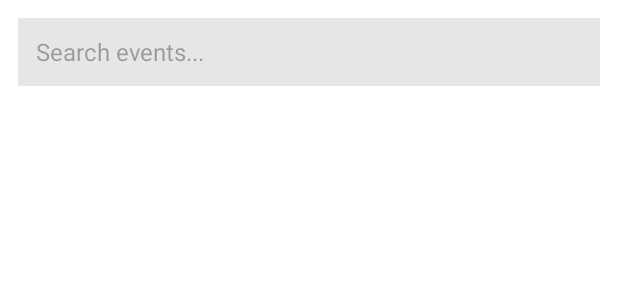
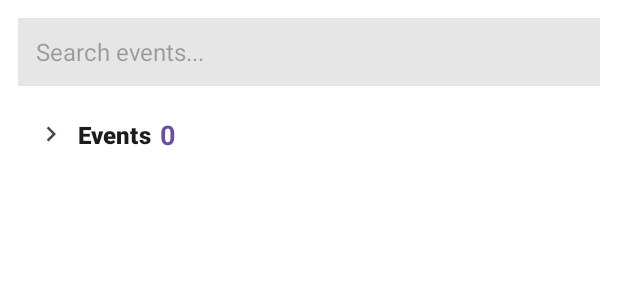
Before and after one commit to CMPUT301F25Syzygy/Syzygy-EventApp, an Android app: the layout fragment_event_list.xml on its own in the app's theme, with its tools: preview values and no code run, on a phone screen of 412 x 824 dp. Shown: the top 300 px of the screen. Run offline under Robolectric (Android 15) with nearby library versions, the phone set to English and light mode, and no system bars.

Commit message:
Added EventSummaryListView and the corresponding xml and test file. Also added a chevron icon. Also made some changes so that EventListFragment uses the EventSummaryListView now.

```diff
--- a/SyzygyEventApp/app/build.gradle.kts
+++ b/SyzygyEventApp/app/build.gradle.kts
@@ -95,6 +95,7 @@ dependencies {
     androidTestImplementation("androidx.test.ext:junit:1.1.5")
     androidTestImplementation("androidx.test.espresso:espresso-core:3.5.1")
     testImplementation("org.robolectric:robolectric:4.11.1")
+    testImplementation("org.mockito:mockito-core:5.12.0")
 
     // Import the Firebase BoM
     implementation(platform("com.google.firebase:firebase-bom:34.4.0"))
--- /dev/null
+++ b/SyzygyEventApp/app/src/main/java/com/example/syzygy_eventapp/EventSummaryListView.java
@@ -0,0 +1,164 @@
+package com.example.syzygy_eventapp;
+
+import android.content.Context;
+import android.util.AttributeSet;
+import android.view.LayoutInflater;
+import android.widget.ImageView;
+import android.widget.LinearLayout;
+import android.widget.TextView;
+
+import java.util.List;
+
+/**
+ * Displays a titled, collapsible list of EventSummaryView rows with a count.
+ * Used by pages like “Find Events” or “Joined Events”.
+ */
+public class EventSummaryListView extends LinearLayout {
+
+    /**
+     * Provides the attendee’s {@link EventSummaryView.AttendeeStatus} for a given {@link Event}.
+     * Allows the list to display user-specific status coloring when needed.
+     */
+    public interface StatusProvider {
+        EventSummaryView.AttendeeStatus getStatus(Event event);
+    }
+
+    private LinearLayout listContainer;
+    private ImageView arrow;
+    private TextView titleText;
+    private TextView countText;
+    private boolean expanded = false;
+
+    /**
+     * Constructs the view programmatically.
+     *
+     * @param context the context in which this view is created
+     */
+    public EventSummaryListView(Context context) { super(context); init(context); }
+    /**
+     * Constructs the view from XML.
+     *
+     * @param context the current context
+     * @param attrs   the set of attributes from XML
+     */
+    public EventSummaryListView(Context context, AttributeSet attrs) { super(context, attrs); init(context); }
+    /**
+     * Constructs the view from XML with a style attribute.
+     *
+     * @param context      the current context
+     * @param attrs        the set of attributes from XML
+     * @param defStyleAttr the default style to apply
+     */
+    public EventSummaryListView(Context context, AttributeSet attrs, int defStyleAttr) { super(context, attrs, defStyleAttr); init(context); }
+
+    /**
+     * Initializes and inflates the layout, sets up references, and applies the click listener
+     * for toggling the expand/collapse state.
+     *
+     * @param context the current context
+     */
+    private void init(Context context) {
+        LayoutInflater.from(context).inflate(R.layout.view_event_summary_list, this, true);
+        setOrientation(VERTICAL);
+
+        listContainer = findViewById(R.id.list_container);
+        arrow        = findViewById(R.id.arrow);
+        titleText    = findViewById(R.id.title);
+        countText    = findViewById(R.id.count);
+
+        findViewById(R.id.header).setOnClickListener(v -> toggle());
+
+        setExpanded(expanded);
+    }
+
+    /**
+     * Sets the title shown in the header (e.g., "Events", "Upcoming", "History").
+     *
+     * @param title the title text to display
+     */
+    public void setTitle(String title) { titleText.setText(title); }
+
+    /**
+     * Expands or collapses the list with a short arrow rotation animation.
+     *
+     * @param expand {@code true} to expand the list, {@code false} to collapse it
+     */
+    public void setExpanded(boolean expand) {
+        expanded = expand;
+        listContainer.setVisibility(expanded ? VISIBLE : GONE);
+        arrow.animate().rotation(expanded ? 90f : 0f).setDuration(120).start();
+        arrow.setContentDescription(expanded ? "Collapse" : "Expand");
+    }
+
+    /**
+     * Toggles between expanded and collapsed states.
+     */
+    public void toggle() { setExpanded(!expanded); }
+
+    /**
+     * Populates the list with a set of {@link EventSummaryView} items and assigns callbacks for user actions.
+     * <p>
+     * This method is used when the caller needs full control (admin or entrant context), including
+     * banner toggling and removal functionality.
+     *
+     * @param events              the list of {@link Event} objects to display
+     * @param isAdmin             whether this view is shown for an admin
+     * @param statusProvider      optional provider for attendee status (nullable)
+     * @param onRowClick          click listener for opening event details
+     * @param onToggleBannerClick click listener for enabling/disabling banners
+     * @param onRemoveClick       click listener for removing events
+     */
+    public void setItems(
+            List<Event> events,
+            boolean isAdmin,
+            StatusProvider statusProvider,
+            OnClickListener onRowClick,
+            OnClickListener onToggleBannerClick,
+            OnClickListener onRemoveClick
+    ) {
+        listContainer.removeAllViews();
+
+        int size = (events == null) ? 0 : events.size();
+        countText.setText(String.valueOf(size));
+        if (size == 0) return;
+
+        for (Event e : events) {
+            EventSummaryView row = new EventSummaryView(getContext());
+            EventSummaryView.AttendeeStatus status =
+                    (statusProvider != null) ? statusProvider.getStatus(e) : null;
+
+            row.bind(e, status, isAdmin);
+
+            row.setTag(e);
+
+            row.setOnOpenDetailsClickListener(v -> {
+                v.setTag(e);
+                onRowClick.onClick(v);
+            });
+            row.setOnToggleBannerClickListener(v -> {
+                v.setTag(e);
+                onToggleBannerClick.onClick(v);
+            });
+            row.setOnRemoveClickListener(v -> {
+                v.setTag(e);
+                onRemoveClick.onClick(v);
+            });
+
+            listContainer.addView(row);
+        }
+    }
+
+    /**
+     * Simpler version of {@link #setItems(List, boolean, StatusProvider, OnClickListener, OnClickListener, OnClickListener)}
+     * that omits banner and removal functionality.
+     * <p>
+     * Useful for entrant-facing lists where events are only opened, not managed.
+     *
+     * @param events     the list of {@link Event} objects to display
+     * @param isAdmin    whether this view is shown for an admin
+     * @param onRowClick click listener for opening event details
+     */
+    public void setItems(List<Event> events, boolean isAdmin, OnClickListener onRowClick) {
+        setItems(events, isAdmin, null, onRowClick, v -> {}, v -> {});
+    }
+}
--- /dev/null
+++ b/SyzygyEventApp/app/src/main/res/drawable/baseline_chevron_right_24.xml
@@ -0,0 +1,5 @@
+<vector xmlns:android="http://schemas.android.com/apk/res/android" android:height="24dp" android:tint="#000000" android:viewportHeight="24" android:viewportWidth="24" android:width="24dp">
+
+    <path android:fillColor="@android:color/white" android:pathData="M10,6L8.59,7.41 13.17,12l-4.58,4.59L10,18l6,-6z"/>
+
+</vector>
--- a/SyzygyEventApp/app/src/main/res/layout/fragment_event_list.xml
+++ b/SyzygyEventApp/app/src/main/res/layout/fragment_event_list.xml
@@ -46,13 +46,12 @@
         app:layout_constraintStart_toStartOf="parent"
         app:layout_constraintEnd_toEndOf="parent" />
 
-    <!-- RecyclerView for Events -->
-    <androidx.recyclerview.widget.RecyclerView
-        android:id="@+id/events_recycler_view"
+    <!-- Event Summary List -->
+    <com.example.syzygy_eventapp.EventSummaryListView
+        android:id="@+id/event_summary_list"
         android:layout_width="0dp"
         android:layout_height="0dp"
         android:layout_marginTop="12dp"
-        android:scrollbars="vertical"
         app:layout_constraintTop_toBottomOf="@id/search_bar"
         app:layout_constraintBottom_toBottomOf="parent"
         app:layout_constraintStart_toStartOf="parent"
--- /dev/null
+++ b/SyzygyEventApp/app/src/main/res/layout/view_event_summary_list.xml
@@ -0,0 +1,53 @@
+<?xml version="1.0" encoding="utf-8"?>
+<LinearLayout xmlns:android="http://schemas.android.com/apk/res/android"
+    xmlns:app="http://schemas.android.com/apk/res-auto"
+    android:id="@+id/root"
+    android:layout_width="match_parent"
+    android:layout_height="wrap_content"
+    android:orientation="vertical">
+
+    <LinearLayout
+        android:id="@+id/header"
+        android:layout_width="match_parent"
+        android:layout_height="wrap_content"
+        android:orientation="horizontal"
+        android:gravity="center_vertical"
+        android:paddingVertical="8dp"
+        android:paddingHorizontal="12dp">
+
+        <ImageView
+            android:id="@+id/arrow"
+            android:layout_width="20dp"
+            android:layout_height="20dp"
+            android:layout_marginEnd="8dp"
+            app:srcCompat="@drawable/baseline_chevron_right_24"
+            app:tint="?attr/colorOnSurfaceVariant" />
+
+        <TextView
+            android:id="@+id/title"
+            android:layout_width="wrap_content"
+            android:layout_height="wrap_content"
+            android:text="Events"
+            android:textAppearance="@style/TextAppearance.Material3.TitleMedium"
+            android:textStyle="bold" />
+
+        <TextView
+            android:id="@+id/count"
+            android:layout_width="wrap_content"
+            android:layout_height="wrap_content"
+            android:layout_marginStart="6dp"
+            android:text="0"
+            android:textSize="18sp"
+            android:textStyle="bold"
+            android:textColor="?attr/colorPrimary" />
+
+    </LinearLayout>
+
+    <LinearLayout
+        android:id="@+id/list_container"
+        android:layout_width="match_parent"
+        android:layout_height="wrap_content"
+        android:orientation="vertical"
+        android:paddingTop="4dp"
+        android:paddingBottom="4dp" />
+</LinearLayout>
```
Also changed, not shown: SyzygyEventApp/app/src/main/java/com/example/syzygy_eventapp/EventListFragment.java (+17 -20 lines), 1 other file.
